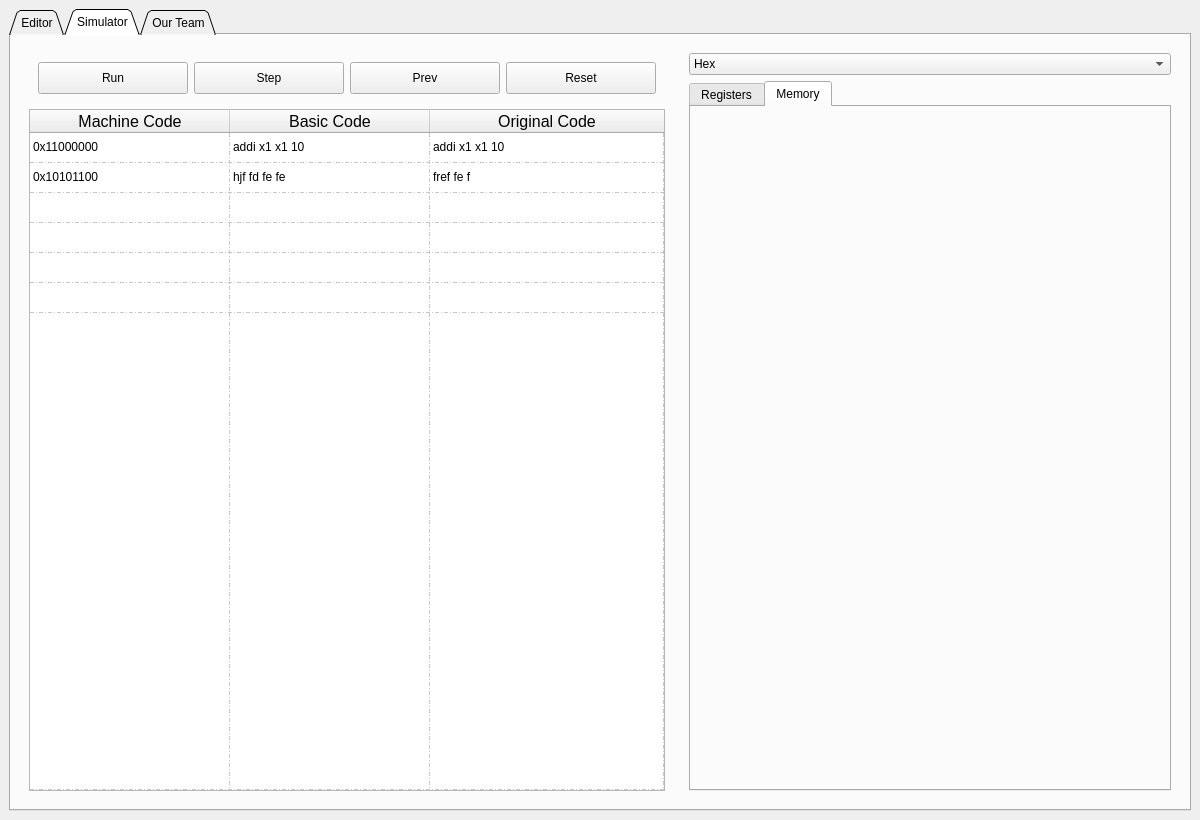
The window that UI/MainWindow1.ui (prafgup/risc_v_assembler) describes before a commit, drawn with Qt 5.
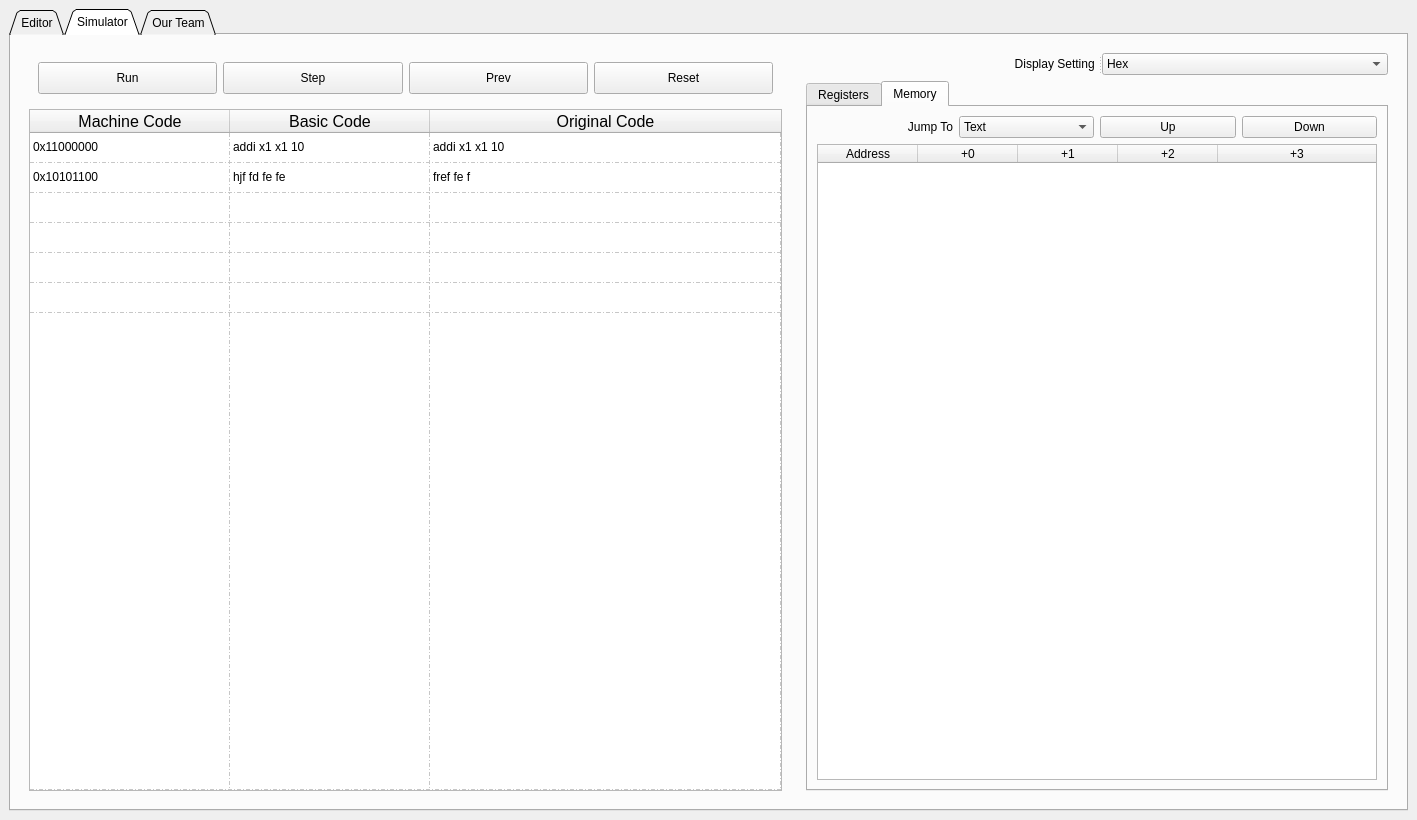
The same window after the commit. Custom widgets are drawn as their Qt base class.

```diff
--- a/UI/MainWindow1.ui
+++ b/UI/MainWindow1.ui
@@ -6,7 +6,7 @@
    <rect>
     <x>0</x>
     <y>0</y>
-    <width>1200</width>
+    <width>1417</width>
     <height>820</height>
    </rect>
   </property>
@@ -297,19 +297,37 @@
         <item>
          <widget class="QWidget" name="widget_2" native="true">
           <property name="sizePolicy">
-           <sizepolicy hsizetype="Fixed" vsizetype="Preferred">
+           <sizepolicy hsizetype="Expanding" vsizetype="Preferred">
             <horstretch>0</horstretch>
             <verstretch>0</verstretch>
            </sizepolicy>
           </property>
           <property name="minimumSize">
            <size>
-            <width>500</width>
+            <width>550</width>
             <height>0</height>
            </size>
           </property>
+          <property name="maximumSize">
+           <size>
+            <width>600</width>
+            <height>16777215</height>
+           </size>
+          </property>
           <layout class="QVBoxLayout" name="verticalLayout_3">
            <item>
+            <widget class="QSplitter" name="splitter">
+             <property name="orientation">
+              <enum>Qt::Horizontal</enum>
+             </property>
+             <widget class="QLabel" name="label_2">
+              <property name="text">
+               <string>Display Setting </string>
+              </property>
+              <property name="alignment">
+               <set>Qt::AlignRight|Qt::AlignTrailing|Qt::AlignVCenter</set>
+              </property>
+             </widget>
             <widget class="QComboBox" name="comboBox">
              <item>
               <property name="text">
@@ -332,6 +350,7 @@
               </property>
              </item>
             </widget>
+            </widget>
            </item>
            <item>
             <widget class="QTabWidget" name="tabWidget_2">
@@ -555,6 +574,104 @@
               <attribute name="title">
                <string>Memory</string>
               </attribute>
+              <layout class="QVBoxLayout" name="verticalLayout_4">
+               <item>
+                <layout class="QHBoxLayout" name="horizontalLayout_4">
+                 <item>
+                  <widget class="QLabel" name="label">
+                   <property name="text">
+                    <string>Jump To</string>
+                   </property>
+                   <property name="alignment">
+                    <set>Qt::AlignRight|Qt::AlignTrailing|Qt::AlignVCenter</set>
+                   </property>
+                  </widget>
+                 </item>
+                 <item>
+                  <widget class="QComboBox" name="comboBox_2">
+                   <item>
+                    <property name="text">
+                     <string>Text</string>
+                    </property>
+                   </item>
+                   <item>
+                    <property name="text">
+                     <string>Data</string>
+                    </property>
+                   </item>
+                   <item>
+                    <property name="text">
+                     <string>Heap</string>
+                    </property>
+                   </item>
+                   <item>
+                    <property name="text">
+                     <string>Stack</string>
+                    </property>
+                   </item>
+                  </widget>
+                 </item>
+                 <item>
+                  <widget class="QPushButton" name="pushButton_6">
+                   <property name="text">
+                    <string>Up</string>
+                   </property>
+                  </widget>
+                 </item>
+                 <item>
+                  <widget class="QPushButton" name="pushButton_7">
+                   <property name="text">
+                    <string>Down</string>
+                   </property>
+                  </widget>
+                 </item>
+                </layout>
+               </item>
+               <item>
+                <widget class="QTableWidget" name="tableWidget_3">
+                 <property name="alternatingRowColors">
+                  <bool>true</bool>
+                 </property>
+                 <attribute name="horizontalHeaderCascadingSectionResizes">
+                  <bool>true</bool>
+                 </attribute>
+                 <attribute name="horizontalHeaderDefaultSectionSize">
+                  <number>100</number>
+                 </attribute>
+                 <attribute name="horizontalHeaderStretchLastSection">
+                  <bool>true</bool>
+                 </attribute>
+                 <attribute name="verticalHeaderCascadingSectionResizes">
+                  <bool>true</bool>
+                 </attribute>
+                 <column>
+                  <property name="text">
+                   <string>Address</string>
+                  </property>
+                 </column>
+                 <column>
+                  <property name="text">
+                   <string>+0</string>
+                  </property>
+                 </column>
+                 <column>
+                  <property name="text">
+                   <string>+1</string>
+                  </property>
+                 </column>
+                 <column>
+                  <property name="text">
+                   <string>+2</string>
+                  </property>
+                 </column>
+                 <column>
+                  <property name="text">
+                   <string>+3</string>
+                  </property>
+                 </column>
+                </widget>
+               </item>
+              </layout>
              </widget>
             </widget>
            </item>
```
Lines whose indentation alone changed are shown as unchanged.
